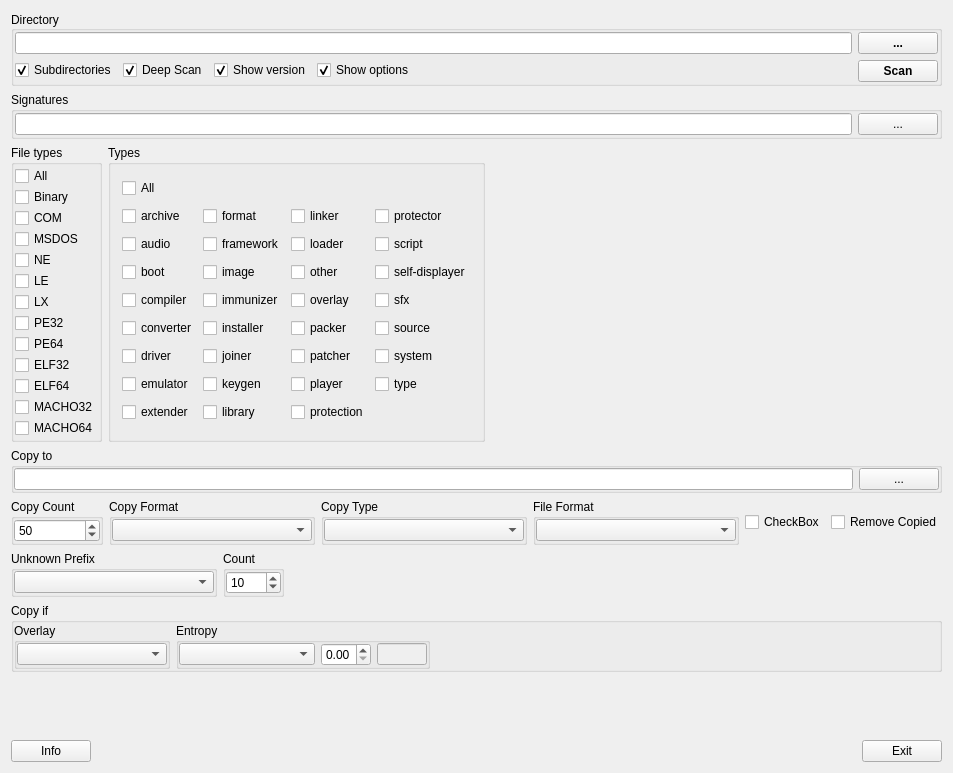
Qt form gui_source/guimainwindow.ui (horsicq/DIE-sort) before a commit.
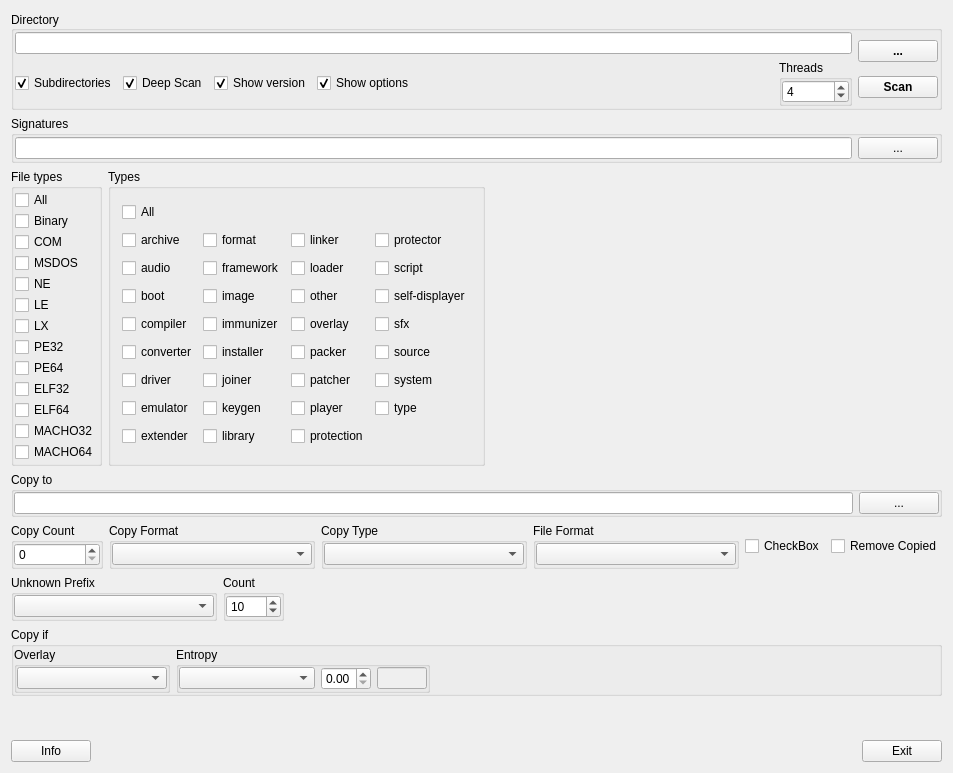
The same form after that commit.

```diff
--- a/gui_source/guimainwindow.ui
+++ b/gui_source/guimainwindow.ui
@@ -96,6 +96,43 @@
              </property>
             </spacer>
            </item>
+           <item>
+            <widget class="QGroupBox" name="groupBoxThreads">
+             <property name="title">
+              <string>Threads</string>
+             </property>
+             <layout class="QVBoxLayout" name="verticalLayout_15">
+              <property name="spacing">
+               <number>0</number>
+              </property>
+              <property name="leftMargin">
+               <number>0</number>
+              </property>
+              <property name="topMargin">
+               <number>0</number>
+              </property>
+              <property name="rightMargin">
+               <number>0</number>
+              </property>
+              <property name="bottomMargin">
+               <number>0</number>
+              </property>
+              <item>
+               <widget class="QSpinBox" name="spinBoxThreads">
+                <property name="minimum">
+                 <number>1</number>
+                </property>
+                <property name="maximum">
+                 <number>8</number>
+                </property>
+                <property name="value">
+                 <number>4</number>
+                </property>
+               </widget>
+              </item>
+             </layout>
+            </widget>
+           </item>
           </layout>
          </item>
         </layout>
@@ -591,7 +628,7 @@
             <number>1000000</number>
            </property>
            <property name="value">
-            <number>50</number>
+            <number>0</number>
            </property>
           </widget>
          </item>
```
